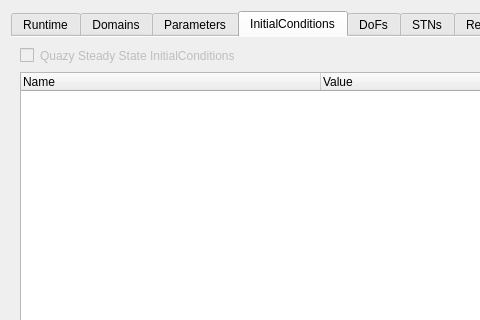
Qt form trunk/daetools-package/daetools/dae_simulator/simulation_explorer.ui (v1kko/daetools) before a commit; both pictures show x 0 to 480 and y 0 to 320 of the 760 by 550 pixel window.
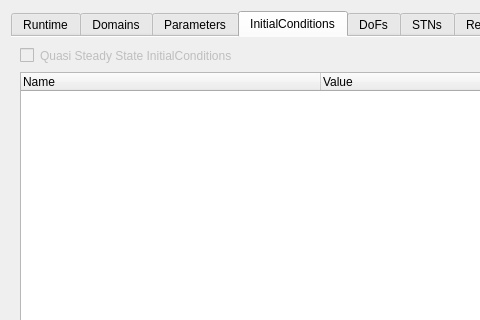
The same form after that commit. The open tabs and pages were chosen to show the change. Icons and pictures are not drawn.

What changed in the file:
```diff
--- a/trunk/daetools-package/daetools/dae_simulator/simulation_explorer.ui
+++ b/trunk/daetools-package/daetools/dae_simulator/simulation_explorer.ui
@@ -361,7 +361,7 @@
             </size>
            </property>
            <property name="text">
-            <string>Quazy Steady State InitialConditions</string>
+            <string>Quasi Steady State InitialConditions</string>
            </property>
           </widget>
          </item>
```
Left out of the diff: 2 changed lines with no effect on the pictures.
